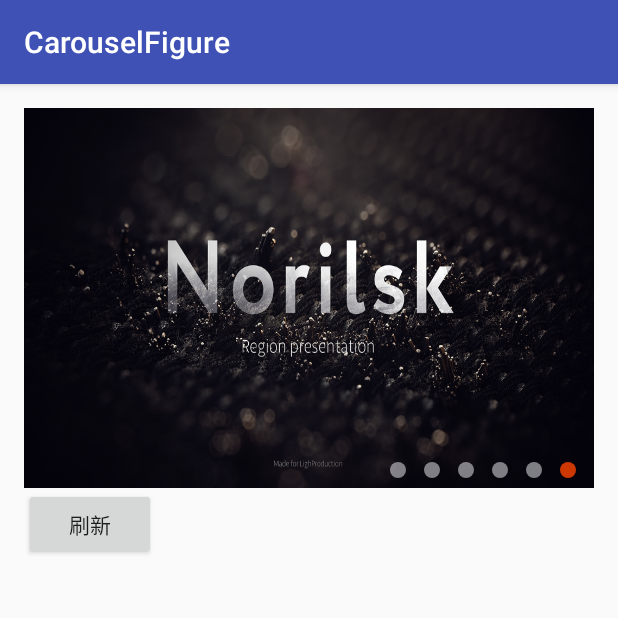
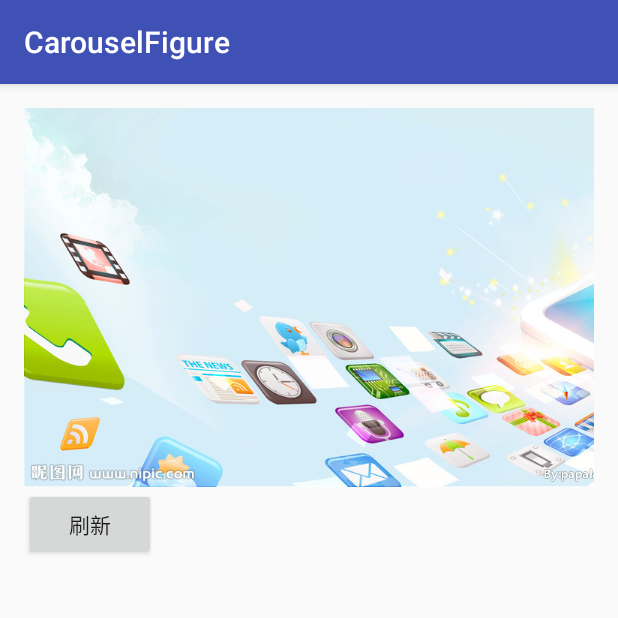
Before and after one commit to ljzdyh/CarouselFigure, an Android app: the screen it shows after launch (MainActivity), after a tap on "刷新", on a phone screen of 412 x 824 dp, the top half of it. Run offline under Robolectric (Android 15) with nearby library versions, the phone set to English and light mode, and no system bars.

Commit message:
只有一个张图片时候，不使用轮播效果

```diff
--- a/app/src/main/java/com/awarmisland/d/carouselfigure/CarouselFigure.java
+++ b/app/src/main/java/com/awarmisland/d/carouselfigure/CarouselFigure.java
@@ -83,6 +83,7 @@ public class CarouselFigure extends View {
             mHeight = (int) (scale * bitmap.getHeight());
         }
         setMeasuredDimension(mWidth,mHeight);
+
     }
 
     @Override
@@ -98,6 +99,11 @@ public class CarouselFigure extends View {
     @Override
     protected void onDraw(Canvas canvas) {
         super.onDraw(canvas);
+        //只有一张图的时候
+        if(imgList.size()==1){
+            canvas.drawBitmap(imgList.get(0),0,0,mPaint);
+            return;
+        }
         //判断偏移之后在临界值
         float min_x = mWidth-Math.abs(offset);
         //小于临界值时，改变显示图片索引值
@@ -137,7 +143,9 @@ public class CarouselFigure extends View {
         filter.addAction(Intent.ACTION_SCREEN_OFF);
         mContext.registerReceiver(receiver,filter);
         //自动轮播图片
+        if(imgList.size()>1) {
             autoSlidImg();
+        }
     }
 
     /**
@@ -163,10 +171,6 @@ public class CarouselFigure extends View {
         super.onDetachedFromWindow();
         Log.i("KK","onDetachedFromWindow");
         mContext.unregisterReceiver(receiver);
-        if(autoSlidImgTimer!=null){
-            autoSlidImgTimer.cancel();
-            autoSlidImgTimer=null;
-        }
     }
 
     /**
@@ -200,14 +204,17 @@ public class CarouselFigure extends View {
         if(isRefreshing){return true;}
         //正在自动轮播时，不能触发
         if(isAutoSliding||isGestureSliding){return true;}
+        int count = imgList.size();
         int action = event.getAction();
         switch (action){
             case MotionEvent.ACTION_DOWN:
+                if(count==1){return  true;}//只有一张图片处理
                 //关闭自动轮播
                 isAllowAutoSlid = false;
                 startPoint.set(event.getX(),event.getY());//记录初始值
                 return true;
             case MotionEvent.ACTION_MOVE:
+                if(count==1){return  true;}//只有一张图片处理
                 float min_x = Math.abs(startPoint.x - event.getX());
                 float min_y = Math.abs(startPoint.y - event.getY());
                 //获取正切值
@@ -220,11 +227,13 @@ public class CarouselFigure extends View {
                 }
                 return true;
             case MotionEvent.ACTION_UP:
+                if(count>1) {
                     old_offset = offset;//记录上一次偏移量
                     //滑动手势产生图片切换效果
                     post(slidImgRunnable);
                     //重新开启自动轮播
                     isAllowAutoSlid = true;
+                }
                 if(offset==0) {
                     onTopImageClickListeners.onClick(showIndex);
                 }
@@ -262,6 +271,9 @@ public class CarouselFigure extends View {
      * 开启自动轮播
      */
     private void autoSlidImg()  {
+        if(autoSlidImgTimer==null){
+            autoSlidImgTimer=new Timer();
+        }
         TimerTask task = new TimerTask() {
             @Override
             public void run() {
@@ -348,6 +360,7 @@ public class CarouselFigure extends View {
         old_offset=0;
         isNextCycle = true;
         isGestureSliding =false;
+        isAutoSliding=false;
         startPoint = new PointF();
         handleIndexSet.clear();
     }
@@ -428,6 +441,7 @@ public class CarouselFigure extends View {
     public void setImgList(List<Bitmap> imgList){
         this.imgList.clear();
         this.imgList.addAll(imgList);
+        showIndex=0;
     }
 
     /**
@@ -435,7 +449,11 @@ public class CarouselFigure extends View {
      * @param showIndex
      */
     public void setShowIndex(int showIndex){
+        if(imgList.size()>showIndex&&showIndex>=0) {
             this.showIndex = showIndex;
+        }else{
+            showIndex=0;
+        }
     }
 
     /**
@@ -446,8 +464,15 @@ public class CarouselFigure extends View {
         isRefreshing=true;
         //禁止自动轮播
         isAllowAutoSlid=false;
+        if(autoSlidImgTimer!=null) {
+            autoSlidImgTimer.cancel();
+            autoSlidImgTimer = null;
+        }
         reInitValue();
-        isAllowAutoSlid=true;
+        if(imgList.size()>1) {
+            isAllowAutoSlid = true;
+            autoSlidImg();
+        }
         isRefreshing=false;
         invalidate();
     }
--- a/app/src/main/java/com/awarmisland/d/carouselfigure/MainActivity.java
+++ b/app/src/main/java/com/awarmisland/d/carouselfigure/MainActivity.java
@@ -15,6 +15,7 @@ import java.util.List;
 public class MainActivity extends AppCompatActivity {
 
     private Context context;
+    private int i = 0;
     @Override
     protected void onCreate(Bundle savedInstanceState) {
         super.onCreate(savedInstanceState);
@@ -22,7 +23,7 @@ public class MainActivity extends AppCompatActivity {
         context=this;
         final CarouselFigure carouselFigure = (CarouselFigure) findViewById(R.id.carouselFigure);
         Button btn_refresh = (Button) findViewById(R.id.btn_refresh);
-        List<Bitmap> imgList = new ArrayList<>();
+        final List<Bitmap> imgList = new ArrayList<>();
         final List<Bitmap> refresh_imgList = new ArrayList<>();
         imgList.add(BitmapFactory.decodeResource(getResources(),R.drawable.test1));
         imgList.add(BitmapFactory.decodeResource(getResources(),R.drawable.test2));
@@ -31,11 +32,11 @@ public class MainActivity extends AppCompatActivity {
 
         //更换数据源
         refresh_imgList.add(BitmapFactory.decodeResource(getResources(),R.drawable.test2_1));
-        refresh_imgList.add(BitmapFactory.decodeResource(getResources(),R.drawable.test2_2));
-        refresh_imgList.add(BitmapFactory.decodeResource(getResources(),R.drawable.test2_3));
-        refresh_imgList.add(BitmapFactory.decodeResource(getResources(),R.drawable.test2_4));
-        refresh_imgList.add(BitmapFactory.decodeResource(getResources(),R.drawable.test2_5));
-        refresh_imgList.add(BitmapFactory.decodeResource(getResources(),R.drawable.test2_6));
+//        refresh_imgList.add(BitmapFactory.decodeResource(getResources(),R.drawable.test2_2));
+//        refresh_imgList.add(BitmapFactory.decodeResource(getResources(),R.drawable.test2_3));
+//        refresh_imgList.add(BitmapFactory.decodeResource(getResources(),R.drawable.test2_4));
+//        refresh_imgList.add(BitmapFactory.decodeResource(getResources(),R.drawable.test2_5));
+//        refresh_imgList.add(BitmapFactory.decodeResource(getResources(),R.drawable.test2_6));
 
         carouselFigure.setImgList(imgList);
         carouselFigure.setShowIndex(0);
@@ -48,8 +49,12 @@ public class MainActivity extends AppCompatActivity {
         btn_refresh.setOnClickListener(new View.OnClickListener() {
             @Override
             public void onClick(View v) {
-                carouselFigure.setShowIndex(5);
-                carouselFigure.setImgList(refresh_imgList);
+                if(i%2==0) {
+                    carouselFigure.setImgList(refresh_imgList);
+                }else{
+                    carouselFigure.setImgList(imgList);
+                }
+                i++;
                 carouselFigure.refreshContent();
             }
         });
```
Lines whose indentation alone changed are shown as unchanged.
